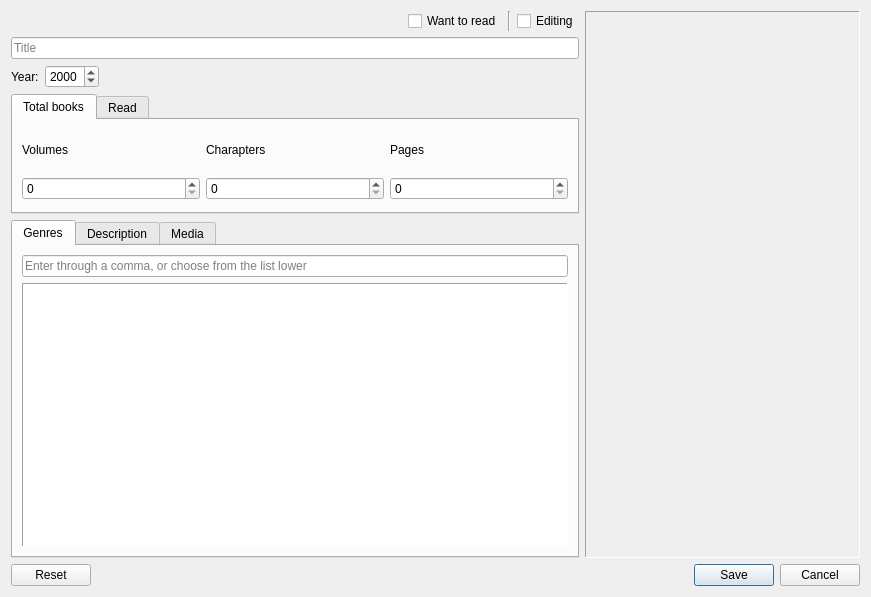
The window that dialogaddmanga.ui (LibertaSoft/DatabaseAnime) describes before a commit, drawn with Qt 5.
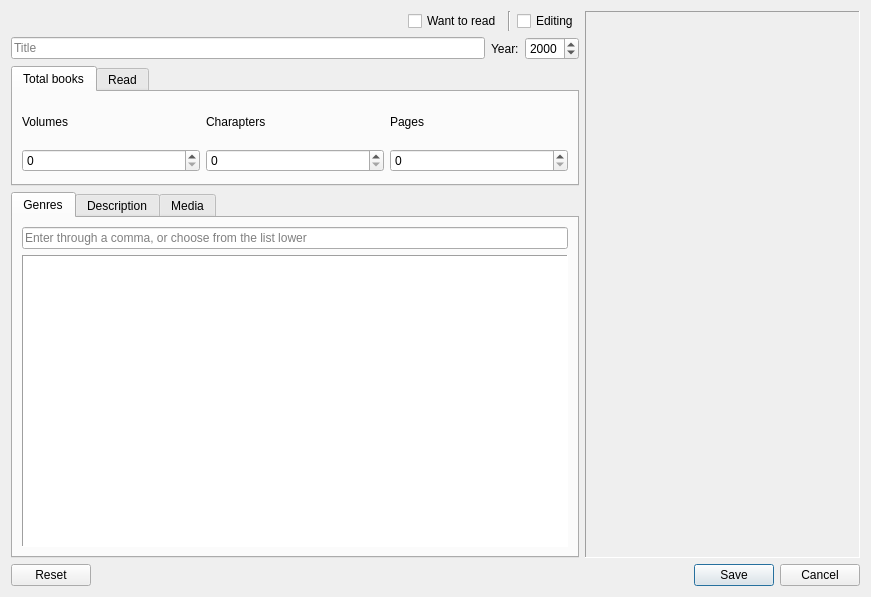
The same window after the commit. The open tabs and pages were chosen to show the change. Icons and pictures are not drawn. Custom widgets are drawn as their Qt base class.

Commit message: Fixed: Кнопка сброса на формах

The edit to the form file:
```diff
--- a/dialogaddmanga.ui
+++ b/dialogaddmanga.ui
@@ -63,6 +63,11 @@
         </layout>
        </item>
        <item>
+        <layout class="QHBoxLayout" name="horizontalLayout">
+         <property name="topMargin">
+          <number>0</number>
+         </property>
+         <item>
         <widget class="QLineEdit" name="LineEdit_Title">
          <property name="maxLength">
           <number>128</number>
@@ -73,25 +78,6 @@
         </widget>
        </item>
        <item>
-        <layout class="QVBoxLayout" name="VLay_AltTitle">
-         <property name="topMargin">
-          <number>0</number>
-         </property>
-        </layout>
-       </item>
-       <item>
-        <layout class="QHBoxLayout" name="HLay_AuthorAndSound">
-         <property name="topMargin">
-          <number>0</number>
-         </property>
-        </layout>
-       </item>
-       <item>
-        <layout class="QHBoxLayout" name="HLay_2">
-         <property name="topMargin">
-          <number>0</number>
-         </property>
-         <item>
           <widget class="QLabel" name="Lbl_Year">
            <property name="text">
             <string>Year:</string>
@@ -111,22 +97,20 @@
            </property>
           </widget>
          </item>
+        </layout>
+       </item>
          <item>
-          <spacer name="HSpacer_1">
-           <property name="orientation">
-            <enum>Qt::Horizontal</enum>
-           </property>
-           <property name="sizeType">
-            <enum>QSizePolicy::Expanding</enum>
-           </property>
-           <property name="sizeHint" stdset="0">
-            <size>
-             <width>40</width>
-             <height>20</height>
-            </size>
-           </property>
-          </spacer>
-         </item>
+        <layout class="QVBoxLayout" name="VLay_AltTitle">
+         <property name="topMargin">
+          <number>0</number>
+         </property>
+        </layout>
+       </item>
+       <item>
+        <layout class="QHBoxLayout" name="HLay_AuthorAndSound">
+         <property name="topMargin">
+          <number>0</number>
+         </property>
         </layout>
        </item>
        <item>
```
Left out of the diff: 4 changed lines with no effect on the pictures. Lines whose indentation alone changed are shown as unchanged. The commit also changes 4 other files.
